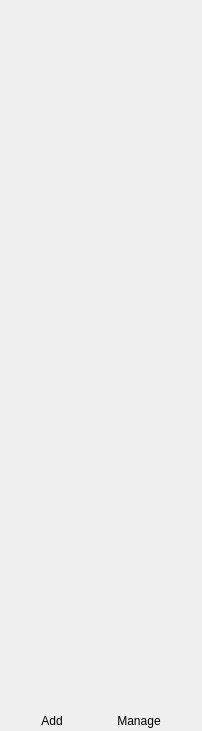
Above: src/ui/browserselectorwidget.ui from kaniol-lck/modmanager before the change. Below: the same form after it.
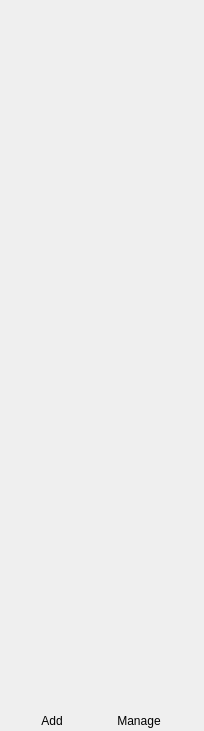
That is the form after the change. Icons and pictures are not drawn.

Commit message: fix download tab select

Diff of the .ui file:
```diff
--- a/src/ui/browserselectorwidget.ui
+++ b/src/ui/browserselectorwidget.ui
@@ -6,7 +6,7 @@
    <rect>
     <x>0</x>
     <y>0</y>
-    <width>202</width>
+    <width>204</width>
     <height>731</height>
    </rect>
   </property>
```
Left out of the diff: 10 changed lines with no effect on the pictures. The commit also changes 1 other file.
